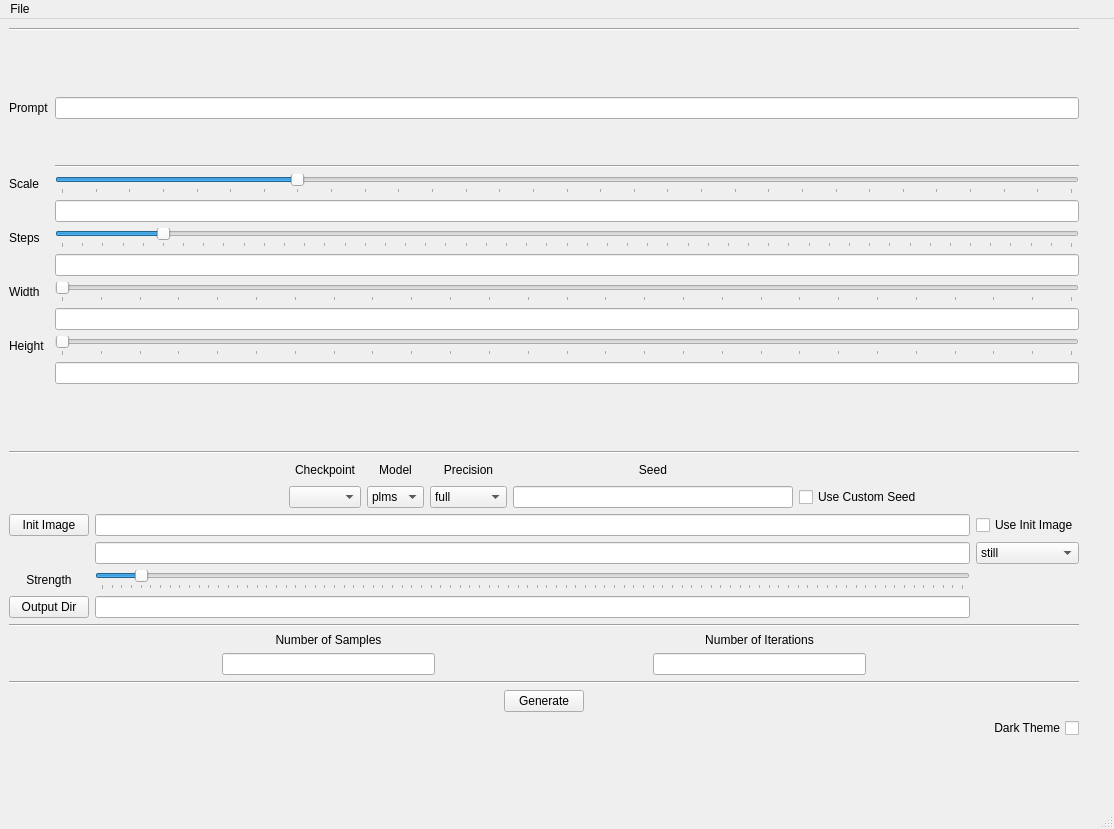
Above: UI/StableDiffusion.ui from richservo/StableDiffusionGUI before the change. Below: the same form after it.
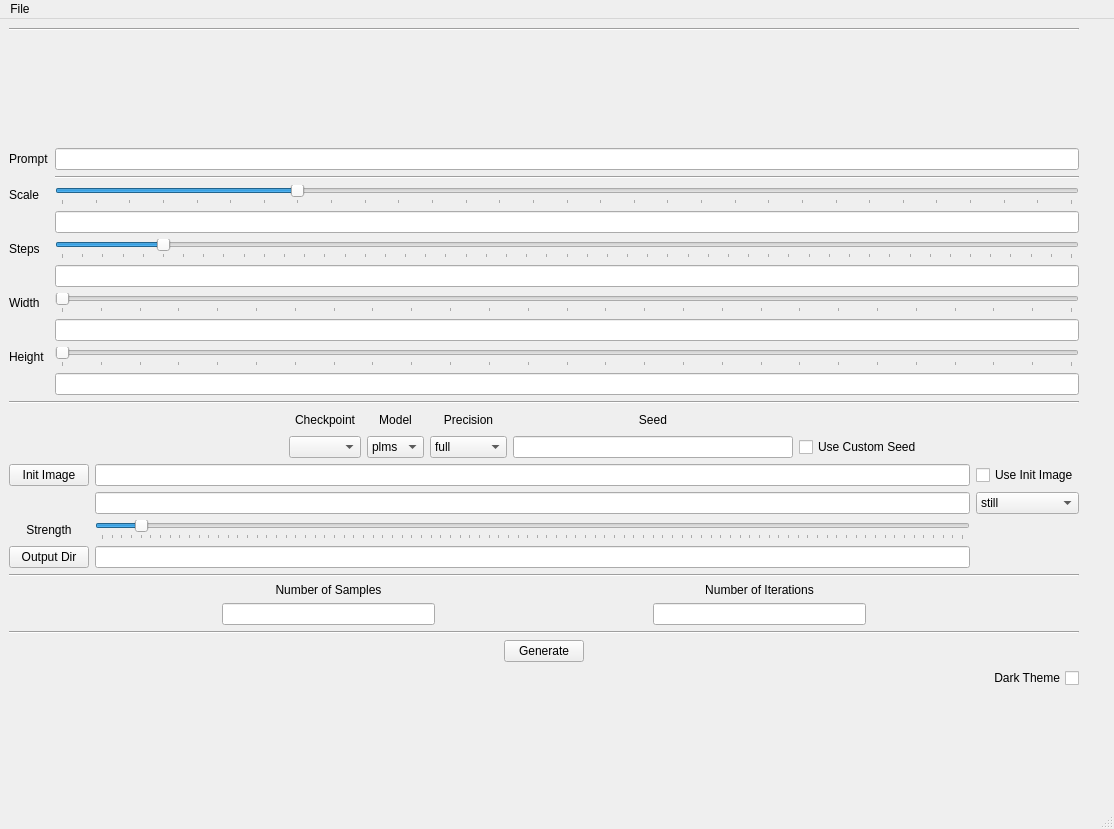
That is the form after the change.

```diff
--- a/UI/StableDiffusion.ui
+++ b/UI/StableDiffusion.ui
@@ -17,28 +17,9 @@
    <layout class="QGridLayout" name="gridLayout_7">
     <item row="1" column="0">
      <layout class="QGridLayout" name="gridLayout_2">
-      <item row="15" column="0">
-       <spacer name="verticalSpacer">
-        <property name="orientation">
-         <enum>Qt::Vertical</enum>
-        </property>
-        <property name="sizeHint" stdset="0">
-         <size>
-          <width>20</width>
-          <height>40</height>
-         </size>
-        </property>
-       </spacer>
-      </item>
       <item row="3" column="0">
        <layout class="QGridLayout" name="gridLayout_4">
-        <item row="5" column="3">
-         <widget class="QLineEdit" name="scaleValue"/>
-        </item>
         <item row="9" column="3">
-         <widget class="QLineEdit" name="widthValue"/>
-        </item>
-        <item row="10" column="3">
          <widget class="QSlider" name="heightSlider">
           <property name="minimum">
            <number>256</number>
@@ -60,30 +41,20 @@
           </property>
          </widget>
         </item>
-        <item row="4" column="0">
+        <item row="3" column="0">
          <widget class="QLabel" name="label_3">
           <property name="text">
            <string>Scale</string>
           </property>
          </widget>
         </item>
-        <item row="8" column="0">
-         <widget class="QLabel" name="label_5">
-          <property name="text">
-           <string>Width</string>
-          </property>
-         </widget>
-        </item>
-        <item row="8" column="3">
-         <widget class="QSlider" name="widthSlider">
-          <property name="minimum">
-           <number>256</number>
-          </property>
+        <item row="5" column="3">
+         <widget class="QSlider" name="stepSlider">
           <property name="maximum">
-           <number>1920</number>
+           <number>500</number>
           </property>
-          <property name="singleStep">
-           <number>64</number>
+          <property name="sliderPosition">
+           <number>50</number>
           </property>
           <property name="orientation">
            <enum>Qt::Horizontal</enum>
@@ -91,19 +62,12 @@
           <property name="tickPosition">
            <enum>QSlider::TicksBelow</enum>
           </property>
-          <property name="tickInterval">
-           <number>64</number>
-          </property>
          </widget>
         </item>
-        <item row="6" column="0">
-         <widget class="QLabel" name="label_4">
-          <property name="text">
-           <string>Steps</string>
-          </property>
-         </widget>
+        <item row="10" column="3">
+         <widget class="QLineEdit" name="heightValue"/>
         </item>
-        <item row="4" column="3">
+        <item row="3" column="3">
          <widget class="QSlider" name="scaleSlider">
           <property name="minimum">
            <number>0</number>
@@ -125,23 +89,13 @@
           </property>
          </widget>
         </item>
-        <item row="3" column="3">
-         <widget class="Line" name="line_5">
-          <property name="orientation">
-           <enum>Qt::Horizontal</enum>
-          </property>
-         </widget>
-        </item>
-        <item row="10" column="0">
+        <item row="9" column="0">
          <widget class="QLabel" name="label_6">
           <property name="text">
            <string>Height</string>
           </property>
          </widget>
         </item>
-        <item row="1" column="3">
-         <widget class="QLineEdit" name="promptEntry"/>
-        </item>
         <item row="1" column="0">
          <widget class="QLabel" name="label_7">
           <property name="text">
@@ -149,51 +103,108 @@
           </property>
          </widget>
         </item>
-        <item row="2" column="3">
-         <spacer name="verticalSpacer_3">
-          <property name="orientation">
-           <enum>Qt::Vertical</enum>
-          </property>
-          <property name="sizeHint" stdset="0">
-           <size>
-            <width>20</width>
-            <height>40</height>
-           </size>
-          </property>
-         </spacer>
+        <item row="1" column="3">
+         <widget class="QLineEdit" name="promptEntry"/>
+        </item>
+        <item row="8" column="3">
+         <widget class="QLineEdit" name="widthValue"/>
         </item>
         <item row="6" column="3">
-         <widget class="QSlider" name="stepSlider">
-          <property name="maximum">
-           <number>500</number>
-          </property>
-          <property name="sliderPosition">
-           <number>50</number>
-          </property>
-          <property name="orientation">
-           <enum>Qt::Horizontal</enum>
-          </property>
-          <property name="tickPosition">
-           <enum>QSlider::TicksBelow</enum>
-          </property>
-         </widget>
-        </item>
-        <item row="11" column="3">
-         <widget class="QLineEdit" name="heightValue"/>
-        </item>
-        <item row="7" column="3">
          <widget class="QLineEdit" name="stepValue"/>
         </item>
+        <item row="5" column="0">
+         <widget class="QLabel" name="label_4">
+          <property name="text">
+           <string>Steps</string>
+          </property>
+         </widget>
+        </item>
+        <item row="7" column="0">
+         <widget class="QLabel" name="label_5">
+          <property name="text">
+           <string>Width</string>
+          </property>
+         </widget>
+        </item>
+        <item row="2" column="3">
+         <widget class="Line" name="line_5">
+          <property name="orientation">
+           <enum>Qt::Horizontal</enum>
+          </property>
+         </widget>
+        </item>
+        <item row="7" column="3">
+         <widget class="QSlider" name="widthSlider">
+          <property name="minimum">
+           <number>256</number>
+          </property>
+          <property name="maximum">
+           <number>1920</number>
+          </property>
+          <property name="singleStep">
+           <number>64</number>
+          </property>
+          <property name="orientation">
+           <enum>Qt::Horizontal</enum>
+          </property>
+          <property name="tickPosition">
+           <enum>QSlider::TicksBelow</enum>
+          </property>
+          <property name="tickInterval">
+           <number>64</number>
+          </property>
+         </widget>
+        </item>
+        <item row="4" column="3">
+         <widget class="QLineEdit" name="scaleValue"/>
+        </item>
        </layout>
       </item>
-      <item row="10" column="0">
-       <widget class="Line" name="line_2">
+      <item row="11" column="0">
+       <widget class="Line" name="line_3">
         <property name="orientation">
          <enum>Qt::Horizontal</enum>
         </property>
        </widget>
       </item>
-      <item row="9" column="0">
+      <item row="12" column="0">
+       <layout class="QGridLayout" name="gridLayout_6">
+        <item row="0" column="0">
+         <spacer name="horizontalSpacer_3">
+          <property name="orientation">
+           <enum>Qt::Horizontal</enum>
+          </property>
+          <property name="sizeHint" stdset="0">
+           <size>
+            <width>40</width>
+            <height>20</height>
+           </size>
+          </property>
+         </spacer>
+        </item>
+        <item row="0" column="2">
+         <spacer name="horizontalSpacer_4">
+          <property name="orientation">
+           <enum>Qt::Horizontal</enum>
+          </property>
+          <property name="sizeHint" stdset="0">
+           <size>
+            <width>40</width>
+            <height>20</height>
+           </size>
+          </property>
+         </spacer>
+        </item>
+        <item row="0" column="1">
+         <widget class="QPushButton" name="genButton">
+          <property name="text">
+           <string>Generate</string>
+          </property>
+         </widget>
+        </item>
+       </layout>
+      </item>
+      <item row="8" column="0">
        <layout class="QGridLayout" name="gridLayout_5">
         <item row="0" column="2">
          <widget class="QLineEdit" name="initEntry"/>
@@ -282,63 +293,6 @@
         </item>
        </layout>
       </item>
-      <item row="12" column="0">
-       <widget class="Line" name="line_3">
-        <property name="orientation">
-         <enum>Qt::Horizontal</enum>
-        </property>
-       </widget>
-      </item>
-      <item row="2" column="0">
-       <spacer name="verticalSpacer_2">
-        <property name="orientation">
-         <enum>Qt::Vertical</enum>
-        </property>
-        <property name="sizeHint" stdset="0">
-         <size>
-          <width>20</width>
-          <height>40</height>
-         </size>
-        </property>
-       </spacer>
-      </item>
-      <item row="13" column="0">
-       <layout class="QGridLayout" name="gridLayout_6">
-        <item row="0" column="0">
-         <spacer name="horizontalSpacer_3">
-          <property name="orientation">
-           <enum>Qt::Horizontal</enum>
-          </property>
-          <property name="sizeHint" stdset="0">
-           <size>
-            <width>40</width>
-            <height>20</height>
-           </size>
-          </property>
-         </spacer>
-        </item>
-        <item row="0" column="2">
-         <spacer name="horizontalSpacer_4">
-          <property name="orientation">
-           <enum>Qt::Horizontal</enum>
-          </property>
-          <property name="sizeHint" stdset="0">
-           <size>
-            <width>40</width>
-            <height>20</height>
-           </size>
-          </property>
-         </spacer>
-        </item>
-        <item row="0" column="1">
-         <widget class="QPushButton" name="genButton">
-          <property name="text">
-           <string>Generate</string>
-          </property>
-         </widget>
-        </item>
-       </layout>
-      </item>
       <item row="1" column="0">
        <widget class="Line" name="line">
         <property name="orientation">
@@ -346,14 +300,7 @@
         </property>
        </widget>
       </item>
-      <item row="5" column="0">
-       <widget class="Line" name="line_4">
-        <property name="orientation">
-         <enum>Qt::Horizontal</enum>
-        </property>
-       </widget>
-      </item>
-      <item row="14" column="0">
+      <item row="13" column="0">
        <widget class="QCheckBox" name="darkCheck">
         <property name="layoutDirection">
          <enum>Qt::RightToLeft</enum>
@@ -363,76 +310,40 @@
         </property>
        </widget>
       </item>
-      <item row="11" column="0">
-       <layout class="QGridLayout" name="gridLayout_9">
-        <item row="2" column="1">
-         <widget class="QLineEdit" name="sampleEntry"/>
-        </item>
-        <item row="2" column="3">
-         <widget class="QLineEdit" name="iterationEntry"/>
-        </item>
-        <item row="1" column="3">
-         <widget class="QLabel" name="label_11">
-          <property name="text">
-           <string>Number of Iterations</string>
-          </property>
-          <property name="alignment">
-           <set>Qt::AlignCenter</set>
-          </property>
-         </widget>
-        </item>
-        <item row="1" column="1">
-         <widget class="QLabel" name="label">
-          <property name="text">
-           <string>Number of Samples</string>
-          </property>
-          <property name="alignment">
-           <set>Qt::AlignCenter</set>
-          </property>
-         </widget>
-        </item>
-        <item row="2" column="4">
-         <spacer name="horizontalSpacer_6">
-          <property name="orientation">
-           <enum>Qt::Horizontal</enum>
-          </property>
-          <property name="sizeHint" stdset="0">
-           <size>
-            <width>40</width>
-            <height>20</height>
-           </size>
-          </property>
-         </spacer>
-        </item>
-        <item row="2" column="2">
-         <spacer name="horizontalSpacer_7">
-          <property name="orientation">
-           <enum>Qt::Horizontal</enum>
-          </property>
-          <property name="sizeHint" stdset="0">
-           <size>
-            <width>40</width>
-            <height>20</height>
-           </size>
-          </property>
-         </spacer>
-        </item>
-        <item row="2" column="0">
-         <spacer name="horizontalSpacer_5">
-          <property name="orientation">
-           <enum>Qt::Horizontal</enum>
-          </property>
-          <property name="sizeHint" stdset="0">
-           <size>
-            <width>40</width>
-            <height>20</height>
-           </size>
-          </property>
-         </spacer>
-        </item>
-       </layout>
+      <item row="2" column="0">
+       <spacer name="verticalSpacer_2">
+        <property name="orientation">
+         <enum>Qt::Vertical</enum>
+        </property>
+        <property name="sizeHint" stdset="0">
+         <size>
+          <width>20</width>
+          <height>40</height>
+         </size>
+        </property>
+       </spacer>
       </item>
-      <item row="6" column="0">
+      <item row="14" column="0">
+       <spacer name="verticalSpacer">
+        <property name="orientation">
+         <enum>Qt::Vertical</enum>
+        </property>
+        <property name="sizeHint" stdset="0">
+         <size>
+          <width>20</width>
+          <height>40</height>
+         </size>
+        </property>
+       </spacer>
+      </item>
+      <item row="9" column="0">
+       <widget class="Line" name="line_2">
+        <property name="orientation">
+         <enum>Qt::Horizontal</enum>
+        </property>
+       </widget>
+      </item>
+      <item row="5" column="0">
        <layout class="QGridLayout" name="gridLayout">
         <item row="1" column="5">
          <widget class="QCheckBox" name="seedCheck">
@@ -543,18 +454,81 @@
         </item>
        </layout>
       </item>
+      <item row="10" column="0">
+       <layout class="QGridLayout" name="gridLayout_9">
+        <item row="2" column="1">
+         <widget class="QLineEdit" name="sampleEntry"/>
+        </item>
+        <item row="2" column="3">
+         <widget class="QLineEdit" name="iterationEntry"/>
+        </item>
+        <item row="1" column="3">
+         <widget class="QLabel" name="label_11">
+          <property name="text">
+           <string>Number of Iterations</string>
+          </property>
+          <property name="alignment">
+           <set>Qt::AlignCenter</set>
+          </property>
+         </widget>
+        </item>
+        <item row="1" column="1">
+         <widget class="QLabel" name="label">
+          <property name="text">
+           <string>Number of Samples</string>
+          </property>
+          <property name="alignment">
+           <set>Qt::AlignCenter</set>
+          </property>
+         </widget>
+        </item>
+        <item row="2" column="4">
+         <spacer name="horizontalSpacer_6">
+          <property name="orientation">
+           <enum>Qt::Horizontal</enum>
+          </property>
+          <property name="sizeHint" stdset="0">
+           <size>
+            <width>40</width>
+            <height>20</height>
+           </size>
+          </property>
+         </spacer>
+        </item>
+        <item row="2" column="2">
+         <spacer name="horizontalSpacer_7">
+          <property name="orientation">
+           <enum>Qt::Horizontal</enum>
+          </property>
+          <property name="sizeHint" stdset="0">
+           <size>
+            <width>40</width>
+            <height>20</height>
+           </size>
+          </property>
+         </spacer>
+        </item>
+        <item row="2" column="0">
+         <spacer name="horizontalSpacer_5">
+          <property name="orientation">
+           <enum>Qt::Horizontal</enum>
+          </property>
+          <property name="sizeHint" stdset="0">
+           <size>
+            <width>40</width>
+            <height>20</height>
+           </size>
+          </property>
+         </spacer>
+        </item>
+       </layout>
+      </item>
       <item row="4" column="0">
-       <spacer name="verticalSpacer_4">
+       <widget class="Line" name="line_4">
         <property name="orientation">
-         <enum>Qt::Vertical</enum>
+         <enum>Qt::Horizontal</enum>
         </property>
-        <property name="sizeHint" stdset="0">
-         <size>
-          <width>20</width>
-          <height>40</height>
-         </size>
-        </property>
-       </spacer>
+       </widget>
       </item>
      </layout>
     </item>
```
